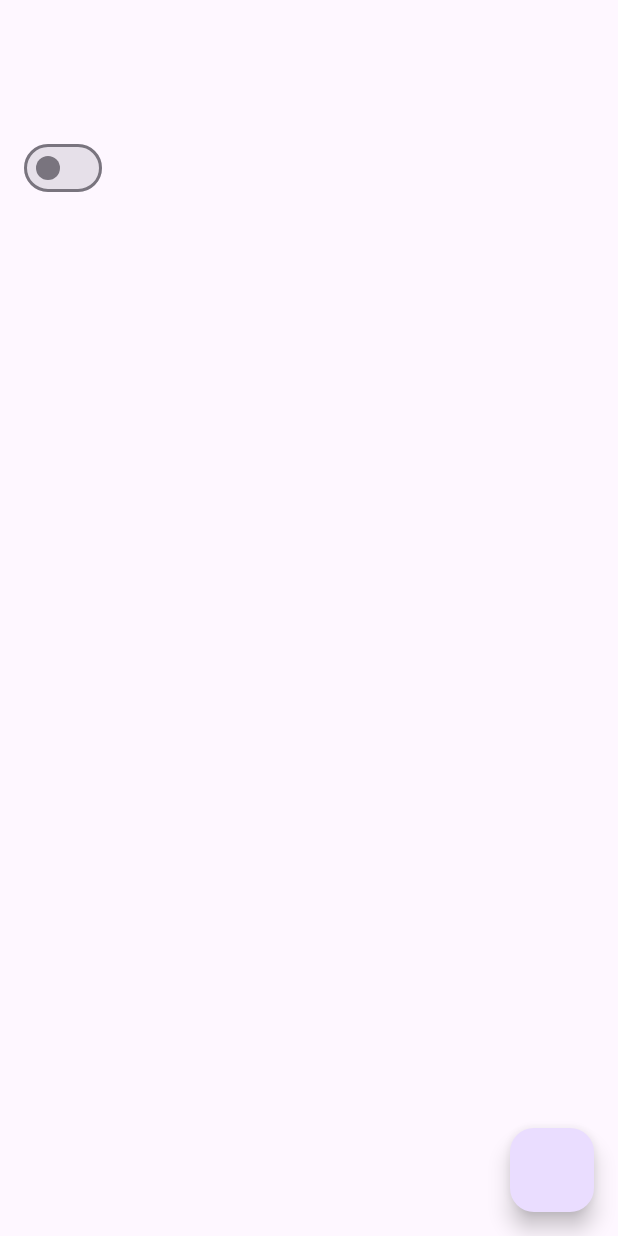
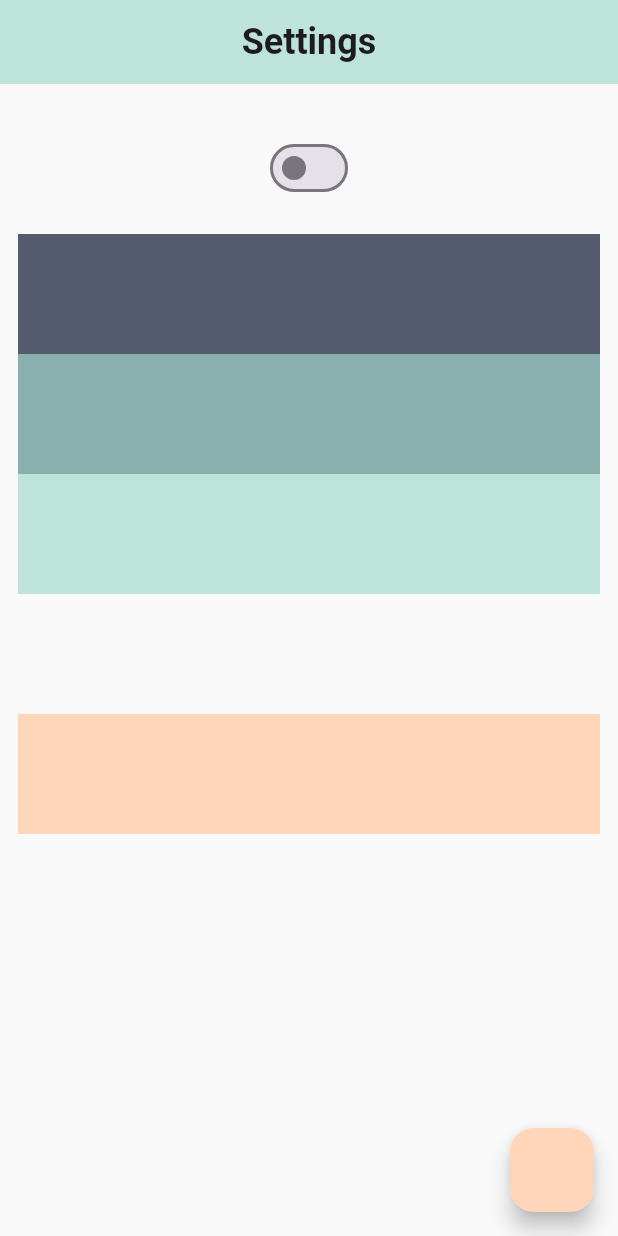
Before and after one commit to nandanmagdum/gcek_smart_campus_2025, a Flutter app: the SettingsPage screen opened by its route, on a phone screen of 412 x 824 dp. Run offline on Flutter 3.47's test engine with Material 3 defaults, Android fonts, the phone set to English and light mode, and no system bars; our stand-ins replace get, go_router, shared_preferences; accounts and stored records are empty.

Commit message:
updated app icon and created basic UI with working theme

```diff
--- /dev/null
+++ b/lib/constants/app_colors.dart
@@ -0,0 +1,45 @@
+import 'package:flutter/material.dart';
+
+class AppColors {
+  static final palate1 = Color(0xff555B6E);
+  static final palate2 = Color(0xFF89B0AE);
+  static final palate3 = Color(0xFFBEE3DB);
+  static final palate4 = Color(0xFFFAF9F9);
+  static final palate5 = Color(0xFFFFD6BA);
+
+  static final ThemeData lightTheme = ThemeData(
+    brightness: Brightness.light,
+    scaffoldBackgroundColor: AppColors.palate4,
+    appBarTheme: AppBarTheme(backgroundColor: AppColors.palate3),
+    primaryColor: AppColors.palate1,
+    textTheme: TextTheme(
+      bodyLarge: TextStyle(color: AppColors.palate1),
+      bodyMedium: TextStyle(color: AppColors.palate2),
+    ),
+    buttonTheme: ButtonThemeData(
+      buttonColor: AppColors.palate1,
+      textTheme: ButtonTextTheme.primary,
+    ),
+    floatingActionButtonTheme: FloatingActionButtonThemeData(
+      backgroundColor: AppColors.palate5,
+    ),
+  );
+
+  static final ThemeData darkTheme = ThemeData(
+    brightness: Brightness.dark,
+    scaffoldBackgroundColor: AppColors.palate1,
+    appBarTheme: AppBarTheme(backgroundColor: AppColors.palate1),
+    primaryColor: AppColors.palate4,
+    textTheme: TextTheme(
+      bodyLarge: TextStyle(color: AppColors.palate4),
+      bodyMedium: TextStyle(color: AppColors.palate3),
+    ),
+    buttonTheme: ButtonThemeData(
+      buttonColor: AppColors.palate5,
+      textTheme: ButtonTextTheme.primary,
+    ),
+    floatingActionButtonTheme: FloatingActionButtonThemeData(
+      backgroundColor: AppColors.palate5,
+    ),
+  );
+}
--- a/lib/main.dart
+++ b/lib/main.dart
@@ -1,4 +1,5 @@
 import 'package:flutter/material.dart';
+import 'package:smart_campus/constants/app_colors.dart';
 import 'package:smart_campus/controllers/theme_controller.dart';
 import 'package:smart_campus/pages/home_page.dart';
 import 'package:get/get.dart';
@@ -22,8 +23,8 @@
       () => MaterialApp.router(
         debugShowCheckedModeBanner: false,
         themeMode: themeController.themeMode.value,
-        theme: ThemeData.light(),
-        darkTheme: ThemeData.dark(),
+        theme: AppColors.lightTheme,
+        darkTheme: AppColors.darkTheme,
         routerConfig: Navigation.router,
       ),
     );
--- a/lib/pages/settings_page.dart
+++ b/lib/pages/settings_page.dart
@@ -1,7 +1,9 @@
 import 'package:flutter/material.dart';
+import 'package:smart_campus/constants/app_colors.dart';
 import 'package:smart_campus/controllers/theme_controller.dart';
 import 'package:get/get.dart';
 import 'package:smart_campus/utils/local_storage.dart';
+import 'package:smart_campus/widgets/primary_app_bar.dart';
 
 class SettingsPage extends StatelessWidget {
   const SettingsPage({super.key});
@@ -13,7 +15,9 @@
       floatingActionButton: FloatingActionButton(onPressed: () {
         print("✅ ${LocalStorage.getBool(LocalStorage.themeKey)}");
       }),
-      appBar: AppBar(),
+      appBar: PrimaryAppBar(
+        title: "Settings",
+      ),
       body: Padding(
         padding: EdgeInsets.all(12.0),
         child: Column(
@@ -34,6 +38,34 @@
                 },
               ),
             ),
+            SizedBox(
+              height: 20,
+            ),
+            Container(
+              color: AppColors.palate1,
+              height: 80,
+              width: MediaQuery.of(context).size.width,
+            ),
+            Container(
+              color: AppColors.palate2,
+              height: 80,
+              width: MediaQuery.of(context).size.width,
+            ),
+            Container(
+              color: AppColors.palate3,
+              height: 80,
+              width: MediaQuery.of(context).size.width,
+            ),
+            Container(
+              color: AppColors.palate4,
+              height: 80,
+              width: MediaQuery.of(context).size.width,
+            ),
+            Container(
+              color: AppColors.palate5,
+              height: 80,
+              width: MediaQuery.of(context).size.width,
+            ),
           ],
         ),
       ),
--- a/lib/utils/navigation.dart
+++ b/lib/utils/navigation.dart
@@ -1,6 +1,7 @@
 import 'package:go_router/go_router.dart';
 import 'package:smart_campus/pages/home_page.dart';
 import 'package:smart_campus/pages/settings_page.dart';
+import 'package:smart_campus/pages/temp.dart';
 
 class Navigation {
   static const rootRoute = "/";
--- /dev/null
+++ b/lib/widgets/primary_app_bar.dart
@@ -0,0 +1,24 @@
+import 'package:flutter/material.dart';
+
+class PrimaryAppBar extends StatelessWidget implements PreferredSizeWidget {
+  final String? title;
+  const PrimaryAppBar({super.key, this.title});
+
+  @override
+  Widget build(BuildContext context) {
+    return AppBar(
+      title: Text(
+        title ?? "GCEK Sphere",
+        style: TextStyle(
+          fontSize: 24,
+          fontWeight: FontWeight.bold,
+        ),
+      ),
+      centerTitle: true,
+    );
+  }
+
+  @override
+  // TODO: implement preferredSize
+  Size get preferredSize => Size.fromHeight(kToolbarHeight);
+}
--- a/pubspec.yaml
+++ b/pubspec.yaml
@@ -49,7 +49,6 @@
   # package. See that file for information about deactivating specific lint
   # rules and activating additional ones.
   flutter_lints: ^4.0.0
-  flutter_launcher_icons: ^0.14.3
 
 # For information on the generic Dart part of this file, see the
 # following page: https://dart.dev/tools/pub/pubspec
```
Also changed, not shown: flutter_launcher_icons.yaml (deleted, +0 -32 lines), lib/pages/home_page.dart (+14 -20 lines), lib/pages/temp.dart (added, +43 -0 lines), pubspec.lock, 10 other files.
